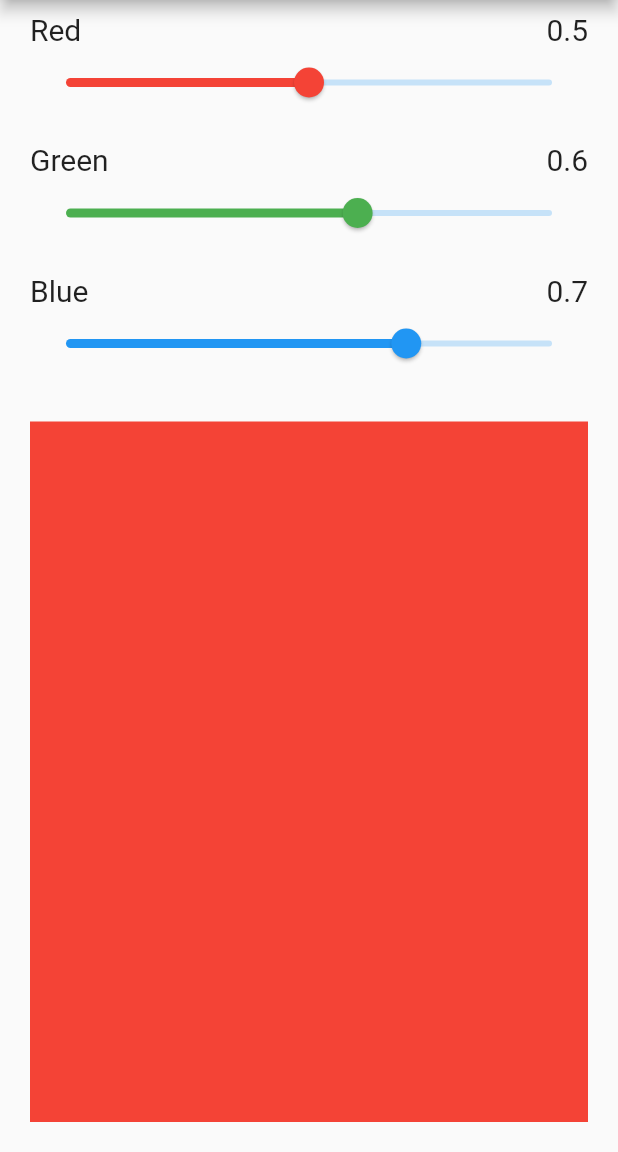
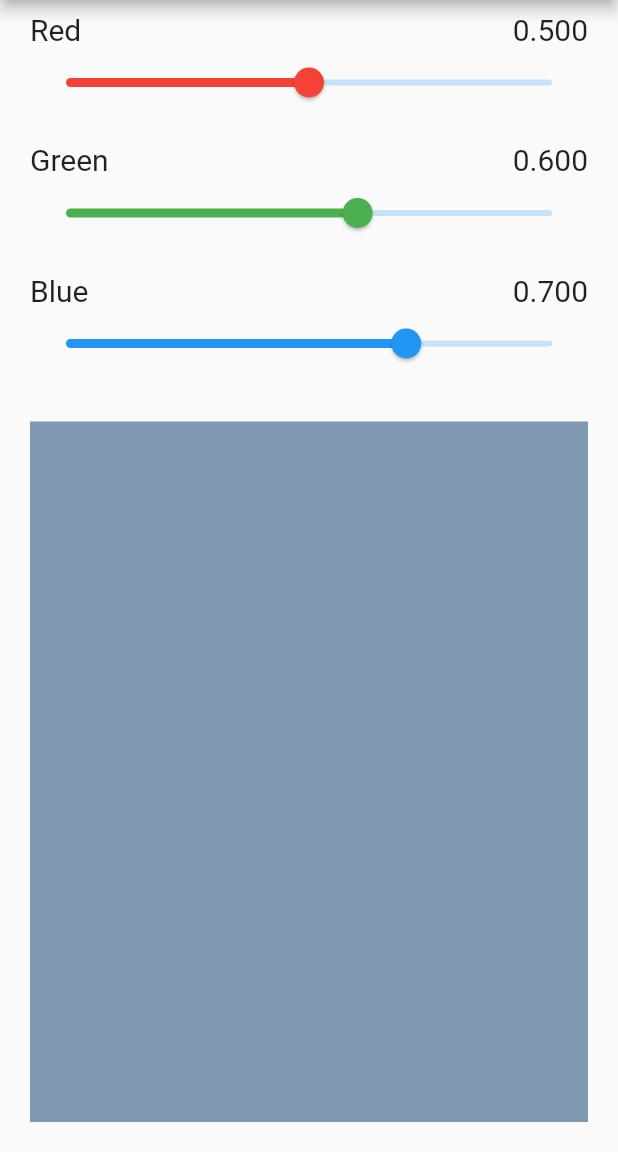
Before and after one commit to rhit-nikolira/ColorSliders, a Flutter app: the screen it shows after launch, on a phone screen of 412 x 824 dp, the part 84-1236 px from its top. Run offline on Flutter 3.47's test engine with Material 2 defaults, Android fonts, the phone set to English and light mode, and no system bars.

Commit message:
finished app

```diff
--- a/colorsliders/lib/color_slider_component.dart
+++ b/colorsliders/lib/color_slider_component.dart
@@ -4,11 +4,15 @@
   final String title;
   final double value;
   final Color color;
-  const ColorSlider(
-      {super.key,
-      required this.title,
-      required this.value,
-      required this.color});
+  final Function onChange;
+
+  const ColorSlider({
+    super.key,
+    required this.title,
+    required this.value,
+    required this.color,
+    required this.onChange,
+  });
 
   @override
   Widget build(BuildContext context) {
@@ -27,7 +31,7 @@
                 style: const TextStyle(fontSize: 20.0),
               ),
               Text(
-                "$value",
+                "${value.toStringAsFixed(3)}",
                 style: const TextStyle(fontSize: 20.0),
               ),
             ],
@@ -37,7 +41,7 @@
             thumbColor: color,
             activeColor: color,
             onChanged: (newValue) {
-              //setState(() => value = newValue);
+              onChange(newValue);
             },
           ),
         ],
--- a/colorsliders/lib/color_slider_page.dart
+++ b/colorsliders/lib/color_slider_page.dart
@@ -19,11 +19,42 @@
           title: const Text("Color Sliders"),
         ),
         body: Column(children: [
-          ColorSlider(title: "Red", value: redValue, color: Colors.red),
-          ColorSlider(title: "Green", value: greenValue, color: Colors.green),
-          ColorSlider(title: "Blue", value: blueValue, color: Colors.blue),
+          ColorSlider(
+            title: "Red",
+            value: redValue,
+            color: Colors.red,
+            onChange: (newValue) {
+              setState(() {
+                redValue = newValue;
+              });
+            },
+          ),
+          ColorSlider(
+            title: "Green",
+            value: greenValue,
+            color: Colors.green,
+            onChange: (newValue) {
+              setState(() {
+                greenValue = newValue;
+              });
+            },
+          ),
+          ColorSlider(
+            title: "Blue",
+            value: blueValue,
+            color: Colors.blue,
+            onChange: (newValue) {
+              setState(() {
+                blueValue = newValue;
+              });
+            },
+          ),
           Expanded(
-            child: Container(margin: EdgeInsets.all(20.0), color: Colors.red),
+            child: Container(
+              margin: const EdgeInsets.all(20.0),
+              color: Color.fromRGBO((redValue * 255).round(),
+                  (greenValue * 255).round(), (blueValue * 255).round(), 1.0),
+            ),
           ),
         ]));
   }
```
